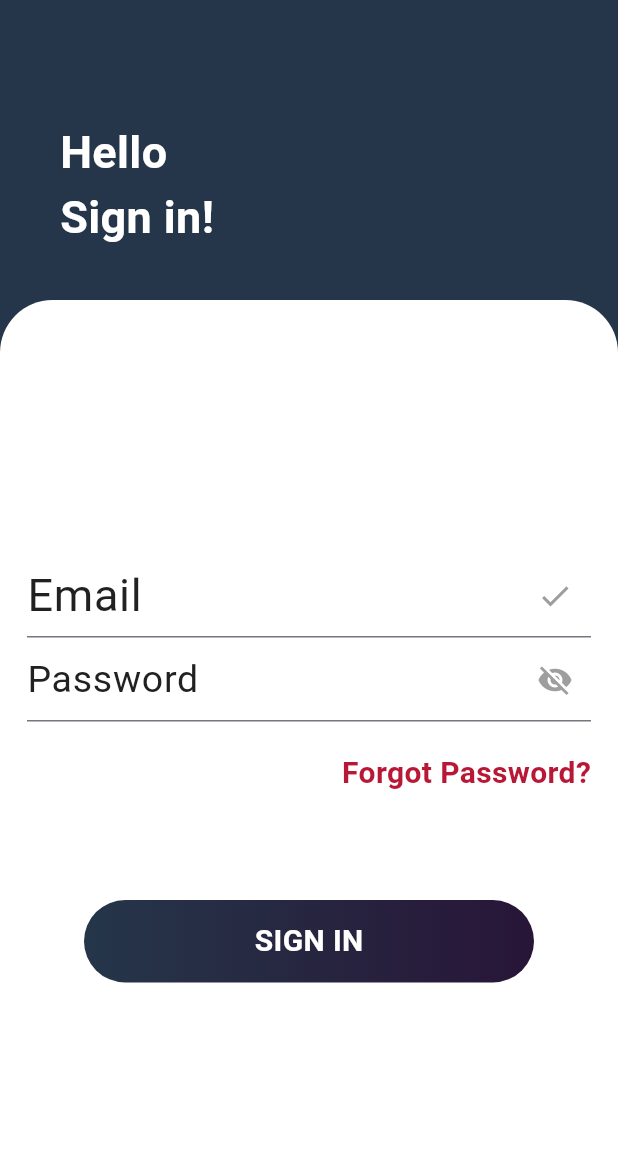
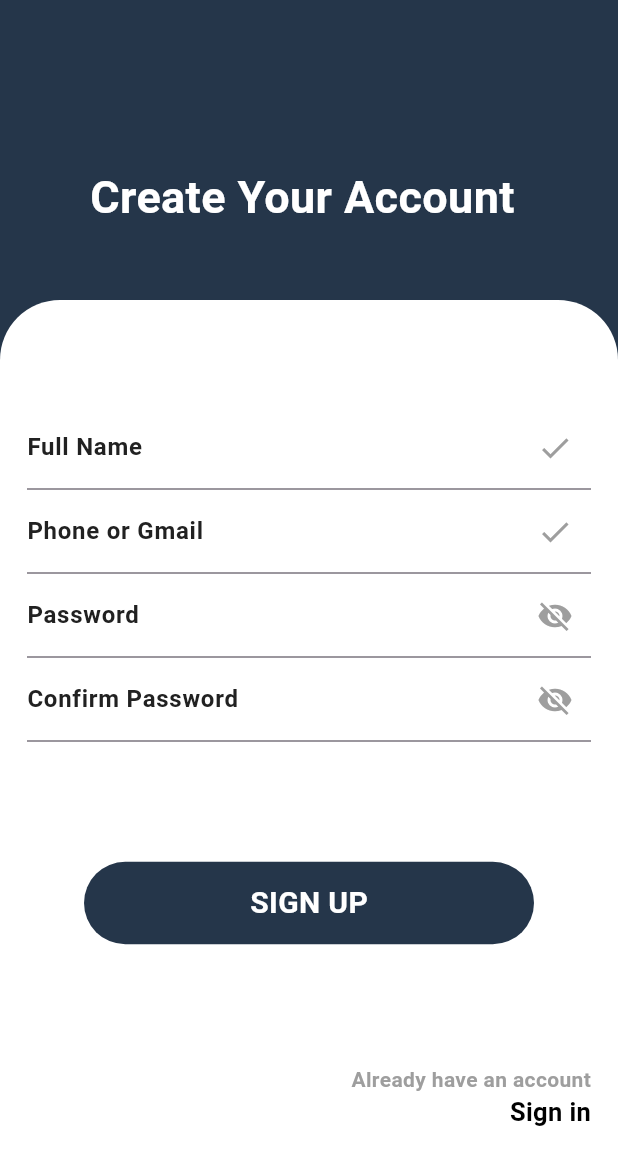
Before and after one commit to SworupTimalsina/FanPulse, a Flutter app: the screen it shows after launch, on a phone screen of 412 x 824 dp. Shown: the top 1165 px of the screen. Run offline on Flutter 3.47's test engine with Material 3 defaults, Android fonts, the phone set to English and light mode, and no system bars.

Commit message:
register page

```diff
--- a/lib/main.dart
+++ b/lib/main.dart
@@ -2,6 +2,7 @@
 import 'package:flutter/material.dart';
 import 'package:fanpulse/view/welcome_screen.dart';
 import 'package:fanpulse/view/login_screen.dart';
+import 'package:fanpulse/view/registration_screen.dart';
 import 'package:fanpulse/constants.dart';
 
 void main() => runApp(MyApp());
@@ -16,7 +17,7 @@
         primaryColor: kPrimaryColor,
         scaffoldBackgroundColor: Colors.white,
       ),
-      home: LoginScreen(),
+      home: RegisterScreen(),
     );
   }
 }
--- a/lib/view/login_screen.dart
+++ b/lib/view/login_screen.dart
@@ -85,31 +85,31 @@ class LoginScreen extends StatelessWidget {
                               ]
                           ),
                         ),
-                        child: const Center(child: Text('SIGN IN',style: TextStyle(
+                        child: const Center(child: Text('SIGN UP',style: TextStyle(
                             fontWeight: FontWeight.bold,
                             fontSize: 20,
                             color: Colors.white
                         ),),),
                       ),
-                      // const SizedBox(height: 150,),
-                      // const Align(
-                      //   alignment: Alignment.bottomRight,
-                      //   child: Column(
-                      //     mainAxisAlignment: MainAxisAlignment.end,
-                      //     crossAxisAlignment: CrossAxisAlignment.end,
-                      //     children: [
-                      //       Text("Don't have account?",style: TextStyle(
-                      //           fontWeight: FontWeight.bold,
-                      //           color: Colors.grey
-                      //       ),),
-                      //       Text("Sign up",style: TextStyle(
-                      //           fontWeight: FontWeight.bold,
-                      //           fontSize: 17,
-                      //           color: Colors.black
-                      //       ),),
-                      //     ],
-                      //   ),
-                      // )
+                      const SizedBox(height: 150,),
+                      const Align(
+                        alignment: Alignment.bottomRight,
+                        child: Column(
+                          mainAxisAlignment: MainAxisAlignment.end,
+                          crossAxisAlignment: CrossAxisAlignment.end,
+                          children: [
+                            Text("Don't have account?",style: TextStyle(
+                                fontWeight: FontWeight.bold,
+                                color: Colors.grey
+                            ),),
+                            Text("Sign up",style: TextStyle(
+                                fontWeight: FontWeight.bold,
+                                fontSize: 17,
+                                color: Colors.black
+                            ),),
+                          ],
+                        ),
+                      )
                     ],
                   ),
                 ),
--- a/lib/view/registration_screen.dart
+++ b/lib/view/registration_screen.dart
@@ -0,0 +1,130 @@
+import 'package:flutter/material.dart';
+
+class RegisterScreen extends StatelessWidget {
+  const RegisterScreen({Key? key}) : super(key: key);
+
+  @override
+  Widget build(BuildContext context) {
+    return Scaffold(
+        body: Stack(
+          children: [
+            Container(
+              height: double.infinity,
+              width: double.infinity,
+              decoration: const BoxDecoration(
+                gradient: LinearGradient(colors: [
+                  Color(0xff25364A),
+                  Color(0xff25364A),
+                ]),
+              ),
+              child: const Padding(
+                padding: EdgeInsets.only(top: 110.0, left: 60),
+                child: Text(
+                  'Create Your Account',
+                  style: TextStyle(
+                      fontSize: 30,
+                      color: Colors.white,
+                      fontWeight: FontWeight.bold),
+                ),
+              ),
+            ),
+            Padding(
+              padding: const EdgeInsets.only(top: 200.0),
+              child: Container(
+                decoration: const BoxDecoration(
+                  borderRadius: BorderRadius.only(
+                      topLeft: Radius.circular(40), topRight: Radius.circular(40)),
+                  color: Colors.white,
+                ),
+                height: double.infinity,
+                width: double.infinity,
+                child:  Padding(
+                  padding: const EdgeInsets.only(left: 18.0,right: 18),
+                  child: Column(
+                    mainAxisAlignment: MainAxisAlignment.center,
+                    children: [
+                      const TextField(
+                        decoration: InputDecoration(
+                            suffixIcon: Icon(Icons.check,color: Colors.grey,),
+                            label: Text('Full Name',style: TextStyle(
+                              fontWeight: FontWeight.bold,
+                              color:Color(0xff212121),
+                            ),)
+                        ),
+                      ),
+                      const TextField(
+                        decoration: InputDecoration(
+                            suffixIcon: Icon(Icons.check,color: Colors.grey,),
+                            label: Text('Phone or Gmail',style: TextStyle(
+                              fontWeight: FontWeight.bold,
+                              color:Color(0xff212121),
+                            ),)
+                        ),
+                      ),
+                      const TextField(
+                        decoration: InputDecoration(
+                            suffixIcon: Icon(Icons.visibility_off,color: Colors.grey,),
+                            label: Text('Password',style: TextStyle(
+                              fontWeight: FontWeight.bold,
+                              color:Color(0xff212121),
+                            ),)
+                        ),
+                      ),
+                      const TextField(
+                        decoration: InputDecoration(
+                            suffixIcon: Icon(Icons.visibility_off,color: Colors.grey,),
+                            label: Text('Confirm Password',style: TextStyle(
+                              fontWeight: FontWeight.bold,
+                              color:Color(0xff212121),
+                            ),)
+                        ),
+                      ),
+
+                      const SizedBox(height: 10,),
+                      const SizedBox(height: 70,),
+                      Container(
+                        height: 55,
+                        width: 300,
+                        decoration: BoxDecoration(
+                          borderRadius: BorderRadius.circular(30),
+                          gradient: const LinearGradient(
+                              colors: [
+                                Color(0xff25364A),
+                                Color(0xff25364A),
+                              ]
+                          ),
+                        ),
+                        child: const Center(child: Text('SIGN UP',style: TextStyle(
+                            fontWeight: FontWeight.bold,
+                            fontSize: 20,
+                            color: Colors.white
+                        ),),),
+                      ),
+                      const SizedBox(height: 80,),
+                      const Align(
+                        alignment: Alignment.bottomRight,
+                        child: Column(
+                          mainAxisAlignment: MainAxisAlignment.end,
+                          crossAxisAlignment: CrossAxisAlignment.end,
+                          children: [
+                            Text("Already have an account",style: TextStyle(
+                                fontWeight: FontWeight.bold,
+                                color: Colors.grey
+                            ),),
+                            Text("Sign in",style: TextStyle(
+                                fontWeight: FontWeight.bold,
+                                fontSize: 17,
+                                color: Colors.black
+                            ),),
+                          ],
+                        ),
+                      )
+                    ],
+                  ),
+                ),
+              ),
+            ),
+          ],
+        ));
+  }
+}
```
